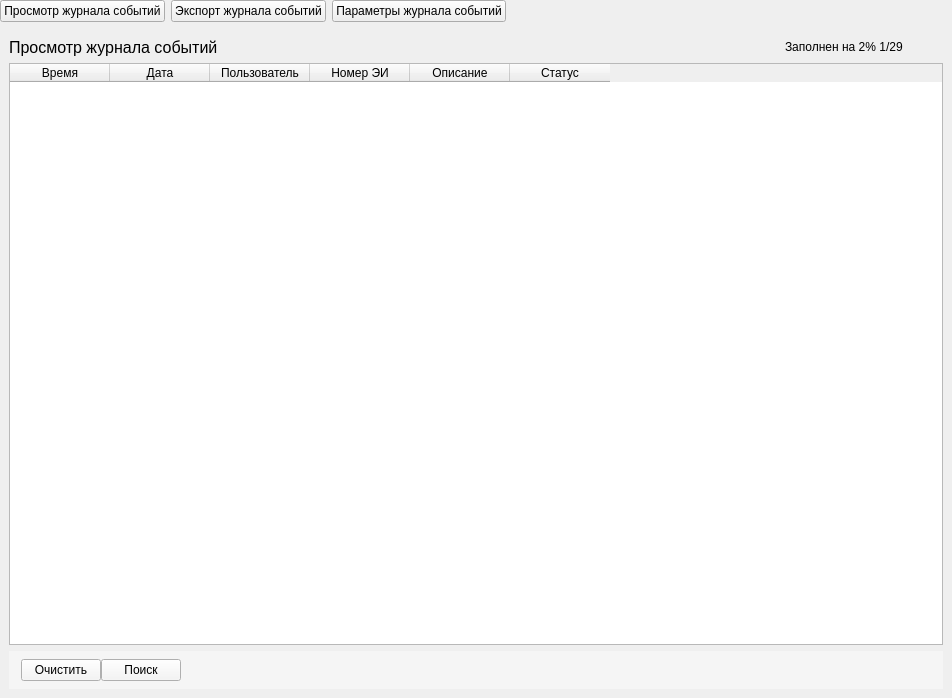
First picture: the form in panels/JournalPanel.ui, repository m6v/sobol, before the edit.
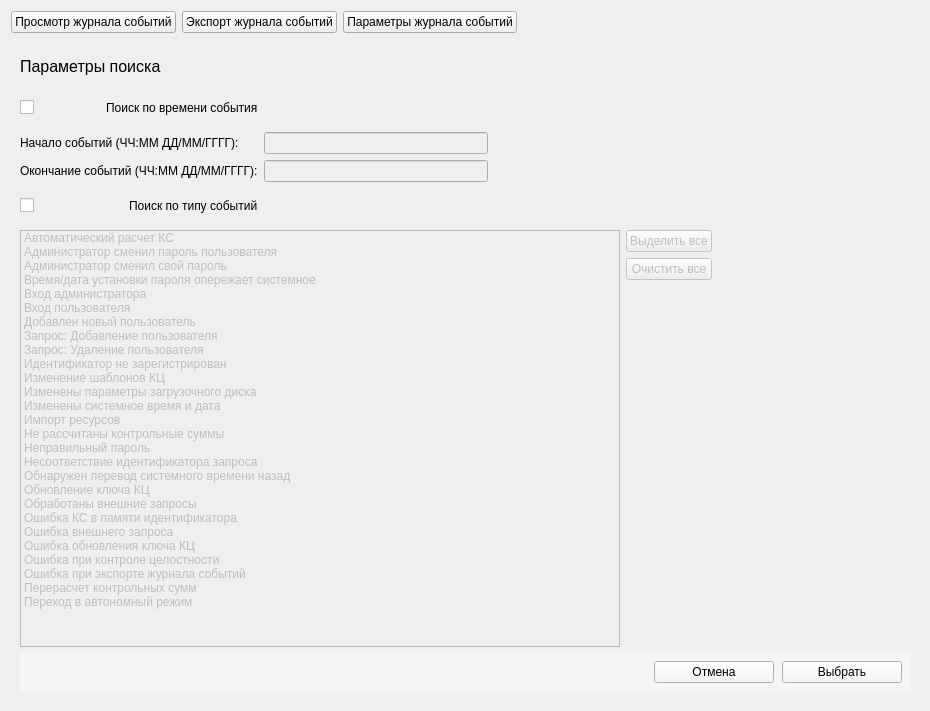
Second picture: the form after the edit. Custom widgets are drawn as their Qt base class.

Commit message: Journal events function and ifaces have been made

The edit to the form file:
```diff
--- a/panels/JournalPanel.ui
+++ b/panels/JournalPanel.ui
@@ -6,28 +6,16 @@
    <rect>
     <x>0</x>
     <y>0</y>
-    <width>952</width>
-    <height>698</height>
+    <width>930</width>
+    <height>711</height>
    </rect>
   </property>
   <property name="windowTitle">
    <string>Form</string>
   </property>
-  <layout class="QVBoxLayout" name="verticalLayout">
-   <property name="leftMargin">
-    <number>0</number>
-   </property>
-   <property name="topMargin">
-    <number>0</number>
-   </property>
-   <property name="rightMargin">
-    <number>0</number>
-   </property>
-   <property name="bottomMargin">
-    <number>0</number>
-   </property>
+  <layout class="QVBoxLayout" name="verticalLayout_7">
    <item>
-    <layout class="QHBoxLayout" name="horizontalLayout_2">
+    <layout class="QHBoxLayout" name="horizontal_layout_2">
      <item>
       <widget class="QPushButton" name="view_journal_push_button">
        <property name="text">
@@ -50,7 +38,7 @@
       </widget>
      </item>
      <item>
-      <spacer name="horizontalSpacer_1">
+      <spacer name="horizontal_spacer_1">
        <property name="orientation">
         <enum>Qt::Horizontal</enum>
        </property>
@@ -65,9 +53,9 @@
     </layout>
    </item>
    <item>
-    <widget class="QStackedWidget" name="stackedWidget">
+    <widget class="QStackedWidget" name="journal_stacked_widget">
      <property name="currentIndex">
-      <number>0</number>
+      <number>3</number>
      </property>
      <widget class="QWidget" name="view_journal_page">
       <layout class="QVBoxLayout" name="verticalLayout_3">
@@ -75,6 +63,12 @@
         <layout class="QHBoxLayout" name="middle_horizontal_layout">
          <item>
           <widget class="QLabel" name="view_journal_label">
+           <property name="minimumSize">
+            <size>
+             <width>0</width>
+             <height>36</height>
+            </size>
+           </property>
            <property name="font">
             <font>
              <pointsize>12</pointsize>
@@ -89,7 +83,7 @@
           </widget>
          </item>
          <item>
-          <spacer name="horizontalSpacer_2">
+          <spacer name="horizontal_spacer_2">
            <property name="orientation">
             <enum>Qt::Horizontal</enum>
            </property>
@@ -109,7 +103,7 @@
           </widget>
          </item>
          <item>
-          <spacer name="horizontalSpacer_4">
+          <spacer name="horizontal_spacer_5">
            <property name="orientation">
             <enum>Qt::Horizontal</enum>
            </property>
@@ -182,7 +176,7 @@
            <number>8</number>
           </property>
           <item>
-           <spacer name="horizontalSpacer">
+           <spacer name="horizontal_spacer_4">
             <property name="orientation">
              <enum>Qt::Horizontal</enum>
             </property>
@@ -212,7 +206,7 @@
            </widget>
           </item>
           <item>
-           <spacer name="horizontalSpacer_3">
+           <spacer name="horizontal_spacer_3">
             <property name="orientation">
              <enum>Qt::Horizontal</enum>
             </property>
@@ -301,6 +295,36 @@
              </property>
             </widget>
            </item>
+           <item row="1" column="0">
+            <layout class="QHBoxLayout" name="horizontalLayout_2">
+             <item>
+              <widget class="QLabel" name="file_name_label">
+               <property name="minimumSize">
+                <size>
+                 <width>0</width>
+                 <height>36</height>
+                </size>
+               </property>
+               <property name="text">
+                <string>Имя файла:</string>
+               </property>
+              </widget>
+             </item>
+             <item>
+              <spacer name="horizontal_spacer_8">
+               <property name="orientation">
+                <enum>Qt::Horizontal</enum>
+               </property>
+               <property name="sizeHint" stdset="0">
+                <size>
+                 <width>40</width>
+                 <height>20</height>
+                </size>
+               </property>
+              </spacer>
+             </item>
+            </layout>
+           </item>
            <item row="1" column="1">
             <spacer name="horizontalSpacer_8">
              <property name="orientation">
@@ -390,11 +414,743 @@
        </item>
       </layout>
      </widget>
-     <widget class="QWidget" name="parms_journal_page"/>
+     <widget class="QWidget" name="parms_journal_page">
+      <layout class="QVBoxLayout" name="verticalLayout_4">
+       <item>
+        <layout class="QHBoxLayout" name="middle_horizontal_layout_3">
+         <item>
+          <widget class="QLabel" name="view_journal_label_3">
+           <property name="minimumSize">
+            <size>
+             <width>0</width>
+             <height>36</height>
+            </size>
+           </property>
+           <property name="font">
+            <font>
+             <pointsize>12</pointsize>
+            </font>
+           </property>
+           <property name="styleSheet">
+            <string notr="true"/>
+           </property>
+           <property name="text">
+            <string>Настройка параметров журнала событий</string>
+           </property>
+          </widget>
+         </item>
+         <item>
+          <spacer name="horizontal_spacer_10">
+           <property name="orientation">
+            <enum>Qt::Horizontal</enum>
+           </property>
+           <property name="sizeHint" stdset="0">
+            <size>
+             <width>40</width>
+             <height>20</height>
+            </size>
+           </property>
+          </spacer>
+         </item>
+        </layout>
+       </item>
+       <item>
+        <layout class="QHBoxLayout" name="horizontalLayout_6">
+         <item>
+          <layout class="QGridLayout" name="gridLayout_2">
+           <item row="0" column="0">
+            <widget class="QLabel" name="journal_max_size_label">
+             <property name="minimumSize">
+              <size>
+               <width>0</width>
+               <height>36</height>
+              </size>
+             </property>
+             <property name="text">
+              <string>Максимальный размер журнала (100 - 1000):</string>
+             </property>
+            </widget>
+           </item>
+           <item row="0" column="1">
+            <widget class="QLineEdit" name="journal_max_size_line_edit">
+             <property name="text">
+              <string>1000</string>
+             </property>
+            </widget>
+           </item>
+           <item row="1" column="0">
+            <widget class="QLabel" name="journal_audit_period_label">
+             <property name="minimumSize">
+              <size>
+               <width>0</width>
+               <height>36</height>
+              </size>
+             </property>
+             <property name="text">
+              <string>Периодичность аудита (мес.):</string>
+             </property>
+            </widget>
+           </item>
+           <item row="1" column="1">
+            <widget class="QComboBox" name="journal_audit_period_combo_box">
+             <item>
+              <property name="text">
+               <string>0</string>
+              </property>
+             </item>
+             <item>
+              <property name="text">
+               <string>1</string>
+              </property>
+             </item>
+             <item>
+              <property name="text">
+               <string>2</string>
+              </property>
+             </item>
+             <item>
+              <property name="text">
+               <string>3</string>
+              </property>
+             </item>
+             <item>
+              <property name="text">
+               <string>4</string>
+              </property>
+             </item>
+             <item>
+              <property name="text">
+               <string>5</string>
+              </property>
+             </item>
+             <item>
+              <property name="text">
+               <string>6</string>
+              </property>
+             </item>
+             <item>
+              <property name="text">
+               <string>7</string>
+              </property>
+             </item>
+             <item>
+              <property name="text">
+               <string>8</string>
+              </property>
+             </item>
+             <item>
+              <property name="text">
+               <string>9</string>
+              </property>
+             </item>
+             <item>
+              <property name="text">
+               <string>10</string>
+              </property>
+             </item>
+             <item>
+              <property name="text">
+               <string>11</string>
+              </property>
+             </item>
+             <item>
+              <property name="text">
+               <string>12</string>
+              </property>
+             </item>
+            </widget>
+           </item>
+           <item row="2" column="0">
+            <layout class="QHBoxLayout" name="horizontalLayout_5">
+             <item>
+              <widget class="QLabel" name="journal_messages_overwriting_label">
+               <property name="minimumSize">
+                <size>
+                 <width>0</width>
+                 <height>36</height>
+                </size>
+               </property>
+               <property name="text">
+                <string>Перезапись событий:</string>
+               </property>
+              </widget>
+             </item>
+             <item>
+              <spacer name="horizontalSpacer">
+               <property name="orientation">
+                <enum>Qt::Horizontal</enum>
+               </property>
+               <property name="sizeHint" stdset="0">
+                <size>
+                 <width>40</width>
+                 <height>20</height>
+                </size>
+               </property>
+              </spacer>
+             </item>
+            </layout>
+           </item>
+           <item row="2" column="1">
+            <widget class="Toggle" name="journal_messages_overwriting_check_box">
+             <property name="text">
+              <string/>
+             </property>
+            </widget>
+           </item>
+          </layout>
+         </item>
+         <item>
+          <spacer name="horizontalSpacer_2">
+           <property name="orientation">
+            <enum>Qt::Horizontal</enum>
+           </property>
+           <property name="sizeHint" stdset="0">
+            <size>
+             <width>40</width>
+             <height>20</height>
+            </size>
+           </property>
+          </spacer>
+         </item>
+        </layout>
+       </item>
+       <item>
+        <spacer name="verticalSpacer_2">
+         <property name="orientation">
+          <enum>Qt::Vertical</enum>
+         </property>
+         <property name="sizeHint" stdset="0">
+          <size>
+           <width>20</width>
+           <height>402</height>
+          </size>
+         </property>
+        </spacer>
+       </item>
+       <item>
+        <widget class="QWidget" name="parms_buttons_widget" native="true">
+         <property name="styleSheet">
+          <string notr="true">background-color: #f5f5f5;</string>
+         </property>
+         <layout class="QHBoxLayout" name="horizontalLayout_7">
+          <property name="spacing">
+           <number>8</number>
+          </property>
+          <property name="leftMargin">
+           <number>0</number>
+          </property>
+          <property name="topMargin">
+           <number>8</number>
+          </property>
+          <property name="rightMargin">
+           <number>8</number>
+          </property>
+          <property name="bottomMargin">
+           <number>8</number>
+          </property>
+          <item>
+           <spacer name="horizontal_spacer_11">
+            <property name="orientation">
+             <enum>Qt::Horizontal</enum>
+            </property>
+            <property name="sizeHint" stdset="0">
+             <size>
+              <width>40</width>
+              <height>20</height>
+             </size>
+            </property>
+           </spacer>
+          </item>
+          <item>
+           <widget class="QPushButton" name="default_push_button">
+            <property name="minimumSize">
+             <size>
+              <width>120</width>
+              <height>0</height>
+             </size>
+            </property>
+            <property name="text">
+             <string>По умолчанию</string>
+            </property>
+           </widget>
+          </item>
+          <item>
+           <widget class="QPushButton" name="cancel_push_button">
+            <property name="minimumSize">
+             <size>
+              <width>120</width>
+              <height>0</height>
+             </size>
+            </property>
+            <property name="text">
+             <string>Отмена</string>
+            </property>
+           </widget>
+          </item>
+          <item>
+           <widget class="QPushButton" name="save_push_button">
+            <property name="minimumSize">
+             <size>
+              <width>120</width>
+              <height>0</height>
+             </size>
+            </property>
+            <property name="text">
+             <string>Сохранить</string>
+            </property>
+           </widget>
+          </item>
+         </layout>
+        </widget>
+       </item>
+      </layout>
+     </widget>
+     <widget class="QWidget" name="search_journal_page">
+      <layout class="QVBoxLayout" name="verticalLayout_6">
+       <item>
+        <layout class="QHBoxLayout" name="horizontalLayout_11">
+         <item>
+          <layout class="QVBoxLayout" name="verticalLayout">
+           <item>
+            <layout class="QHBoxLayout" name="middle_horizontal_layout_4">
+             <item>
+              <widget class="QLabel" name="search_parms_label">
+               <property name="minimumSize">
+                <size>
+                 <width>0</width>
+                 <height>36</height>
+                </size>
+               </property>
+               <property name="font">
+                <font>
+                 <pointsize>12</pointsize>
+                </font>
+               </property>
+               <property name="styleSheet">
+                <string notr="true"/>
+               </property>
+               <property name="text">
+                <string>Параметры поиска</string>
+               </property>
+              </widget>
+             </item>
+             <item>
+              <spacer name="horizontal_spacer_12">
+               <property name="orientation">
+                <enum>Qt::Horizontal</enum>
+               </property>
+               <property name="sizeHint" stdset="0">
+                <size>
+                 <width>40</width>
+                 <height>20</height>
+                </size>
+               </property>
+              </spacer>
+             </item>
+            </layout>
+           </item>
+           <item>
+            <layout class="QGridLayout" name="gridLayout_3">
+             <item row="0" column="0">
+              <layout class="QHBoxLayout" name="horizontalLayout_10">
+               <item>
+                <widget class="Toggle" name="events_time_search_check_box">
+                 <property name="sizePolicy">
+                  <sizepolicy hsizetype="Minimum" vsizetype="Fixed">
+                   <horstretch>0</horstretch>
+                   <verstretch>0</verstretch>
+                  </sizepolicy>
+                 </property>
+                 <property name="minimumSize">
+                  <size>
+                   <width>0</width>
+                   <height>0</height>
+                  </size>
+                 </property>
+                 <property name="text">
+                  <string/>
+                 </property>
+                </widget>
+               </item>
+               <item>
+                <widget class="QLabel" name="label">
+                 <property name="minimumSize">
+                  <size>
+                   <width>0</width>
+                   <height>36</height>
+                  </size>
+                 </property>
+                 <property name="text">
+                  <string>Поиск по времени события</string>
+                 </property>
+                </widget>
+               </item>
+              </layout>
+             </item>
+             <item row="1" column="0">
+              <widget class="QLabel" name="events_start_time_label">
+               <property name="text">
+                <string>Начало событий (ЧЧ:ММ ДД/ММ/ГГГГ):</string>
+               </property>
+              </widget>
+             </item>
+             <item row="1" column="1">
+              <widget class="QLineEdit" name="events_start_time_line_edit">
+               <property name="enabled">
+                <bool>false</bool>
+               </property>
+              </widget>
+             </item>
+             <item row="1" column="2">
+              <spacer name="horizontalSpacer_4">
+               <property name="orientation">
+                <enum>Qt::Horizontal</enum>
+               </property>
+               <property name="sizeHint" stdset="0">
+                <size>
+                 <width>40</width>
+                 <height>20</height>
+                </size>
+               </property>
+              </spacer>
+             </item>
+             <item row="2" column="0">
+              <widget class="QLabel" name="events_end_time_label">
+               <property name="text">
+                <string>Окончание событий (ЧЧ:ММ ДД/ММ/ГГГГ):</string>
+               </property>
+              </widget>
+             </item>
+             <item row="2" column="1">
+              <widget class="QLineEdit" name="events_end_time_line_edit">
+               <property name="enabled">
+                <bool>false</bool>
+               </property>
+              </widget>
+             </item>
+             <item row="3" column="0">
+              <layout class="QHBoxLayout" name="horizontal_layout_11">
+               <item>
+                <widget class="Toggle" name="events_type_search_check_box">
+                 <property name="sizePolicy">
+                  <sizepolicy hsizetype="Minimum" vsizetype="Fixed">
+                   <horstretch>0</horstretch>
+                   <verstretch>0</verstretch>
+                  </sizepolicy>
+                 </property>
+                 <property name="minimumSize">
+                  <size>
+                   <width>0</width>
+                   <height>0</height>
+                  </size>
+                 </property>
+                 <property name="text">
+                  <string/>
+                 </property>
+                </widget>
+               </item>
+               <item>
+                <widget class="QLabel" name="label_2">
+                 <property name="minimumSize">
+                  <size>
+                   <width>0</width>
+                   <height>36</height>
+                  </size>
+                 </property>
+                 <property name="text">
+                  <string>Поиск по типу событий</string>
+                 </property>
+                </widget>
+               </item>
+              </layout>
+             </item>
+            </layout>
+           </item>
+           <item>
+            <layout class="QHBoxLayout" name="horizontalLayout_8">
+             <item>
+              <widget class="QListWidget" name="events_type_list_widget">
+               <property name="enabled">
+                <bool>false</bool>
+               </property>
+               <property name="minimumSize">
+                <size>
+                 <width>600</width>
+                 <height>0</height>
+                </size>
+               </property>
+               <property name="selectionMode">
+                <enum>QAbstractItemView::MultiSelection</enum>
+               </property>
+               <item>
+                <property name="text">
+                 <string>Автоматический расчет КС</string>
+                </property>
+               </item>
+               <item>
+                <property name="text">
+                 <string>Администратор сменил пароль пользователя</string>
+                </property>
+               </item>
+               <item>
+                <property name="text">
+                 <string>Администратор сменил свой пароль</string>
+                </property>
+               </item>
+               <item>
+                <property name="text">
+                 <string>Время/дата установки пароля опережает системное</string>
+                </property>
+               </item>
+               <item>
+                <property name="text">
+                 <string>Вход администратора</string>
+                </property>
+               </item>
+               <item>
+                <property name="text">
+                 <string>Вход пользователя</string>
+                </property>
+               </item>
+               <item>
+                <property name="text">
+                 <string>Добавлен новый пользователь</string>
+                </property>
+               </item>
+               <item>
+                <property name="text">
+                 <string>Запрос: Добавление пользователя</string>
+                </property>
+               </item>
+               <item>
+                <property name="text">
+                 <string>Запрос: Удаление пользователя</string>
+                </property>
+               </item>
+               <item>
+                <property name="text">
+                 <string>Идентификатор не зарегистрирован</string>
+                </property>
+               </item>
+               <item>
+                <property name="text">
+                 <string>Изменение шаблонов КЦ</string>
+                </property>
+               </item>
+               <item>
+                <property name="text">
+                 <string>Изменены параметры загрузочного диска</string>
+                </property>
+               </item>
+               <item>
+                <property name="text">
+                 <string>Изменены системное время и дата</string>
+                </property>
+               </item>
+               <item>
+                <property name="text">
+                 <string>Импорт ресурсов</string>
+                </property>
+               </item>
+               <item>
+                <property name="text">
+                 <string>Не рассчитаны контрольные суммы</string>
+                </property>
+               </item>
+               <item>
+                <property name="text">
+                 <string>Неправильный пароль</string>
+                </property>
+               </item>
+               <item>
+                <property name="text">
+                 <string>Несоответствие идентификатора запроса</string>
+                </property>
+               </item>
+               <item>
+                <property name="text">
+                 <string>Обнаружен перевод системного времени назад</string>
+                </property>
+               </item>
+               <item>
+                <property name="text">
+                 <string>Обновление ключа КЦ</string>
+                </property>
+               </item>
+               <item>
+                <property name="text">
+                 <string>Обработаны внешние запросы</string>
+                </property>
+               </item>
+               <item>
+                <property name="text">
+                 <string>Ошибка КС в памяти идентификатора</string>
+                </property>
+               </item>
+               <item>
+                <property name="text">
+                 <string>Ошибка внешнего запроса</string>
+                </property>
+               </item>
+               <item>
+                <property name="text">
+                 <string>Ошибка обновления ключа КЦ</string>
+                </property>
+               </item>
+               <item>
+                <property name="text">
+                 <string>Ошибка при контроле целостности</string>
+                </property>
+               </item>
+               <item>
+                <property name="text">
+                 <string>Ошибка при экспорте журнала событий</string>
+                </property>
+               </item>
+               <item>
+                <property name="text">
+                 <string>Перерасчет контрольных сумм</string>
+                </property>
+               </item>
+               <item>
+                <property name="text">
+                 <string>Переход в автономный режим</string>
+                </property>
+               </item>
+              </widget>
+             </item>
+             <item>
+              <layout class="QVBoxLayout" name="verticalLayout_5">
+               <item>
+                <widget class="QPushButton" name="select_all_push_button">
+                 <property name="enabled">
+                  <bool>false</bool>
+                 </property>
+                 <property name="text">
+                  <string>Выделить все</string>
+                 </property>
+                </widget>
+               </item>
+               <item>
+                <widget class="QPushButton" name="clear_all_push_button">
+                 <property name="enabled">
+                  <bool>false</bool>
+                 </property>
+                 <property name="text">
+                  <string>Очистить все</string>
+                 </property>
+                </widget>
+               </item>
+               <item>
+                <spacer name="verticalSpacer_3">
+                 <property name="orientation">
+                  <enum>Qt::Vertical</enum>
+                 </property>
+                 <property name="sizeHint" stdset="0">
+                  <size>
+                   <width>20</width>
+                   <height>40</height>
+                  </size>
+                 </property>
+                </spacer>
+               </item>
+              </layout>
+             </item>
+            </layout>
+           </item>
+          </layout>
+         </item>
+         <item>
+          <spacer name="horizontalSpacer_3">
+           <property name="orientation">
+            <enum>Qt::Horizontal</enum>
+           </property>
+           <property name="sizeHint" stdset="0">
+            <size>
+             <width>40</width>
+             <height>20</height>
+            </size>
+           </property>
+          </spacer>
+         </item>
+        </layout>
+       </item>
+       <item>
+        <widget class="QWidget" name="parms_buttons_widget_2" native="true">
+         <property name="styleSheet">
+          <string notr="true">background-color: #f5f5f5;</string>
+         </property>
+         <layout class="QHBoxLayout" name="horizontalLayout_9">
+          <property name="spacing">
+           <number>8</number>
+          </property>
+          <property name="leftMargin">
+           <number>0</number>
+          </property>
+          <property name="topMargin">
+           <number>8</number>
+          </property>
+          <property name="rightMargin">
+           <number>8</number>
+          </property>
+          <property name="bottomMargin">
+           <number>8</number>
+          </property>
+          <item>
+           <spacer name="horizontal_spacer_13">
+            <property name="orientation">
+             <enum>Qt::Horizontal</enum>
+            </property>
+            <property name="sizeHint" stdset="0">
+             <size>
+              <width>40</width>
+              <height>20</height>
+             </size>
+            </property>
+           </spacer>
+          </item>
+          <item>
+           <widget class="QPushButton" name="cancel_parms_push_button">
+            <property name="minimumSize">
+             <size>
+              <width>120</width>
+              <height>0</height>
+             </size>
+            </property>
+            <property name="text">
+             <string>Отмена</string>
+            </property>
+           </widget>
+          </item>
+          <item>
+           <widget class="QPushButton" name="select_parms_push_button">
+            <property name="minimumSize">
+             <size>
+              <width>120</width>
+              <height>0</height>
+             </size>
+            </property>
+            <property name="text">
+             <string>Выбрать</string>
+            </property>
+           </widget>
+          </item>
+         </layout>
+        </widget>
+       </item>
+      </layout>
+     </widget>
     </widget>
    </item>
   </layout>
  </widget>
+ <customwidgets>
+  <customwidget>
+   <class>Toggle</class>
+   <extends>QCheckBox</extends>
+   <header>toggle</header>
+  </customwidget>
+ </customwidgets>
  <resources/>
  <connections/>
 </ui>
```
Left out of the diff: 60 changed lines with no effect on the pictures. The commit also changes 4 other files.
